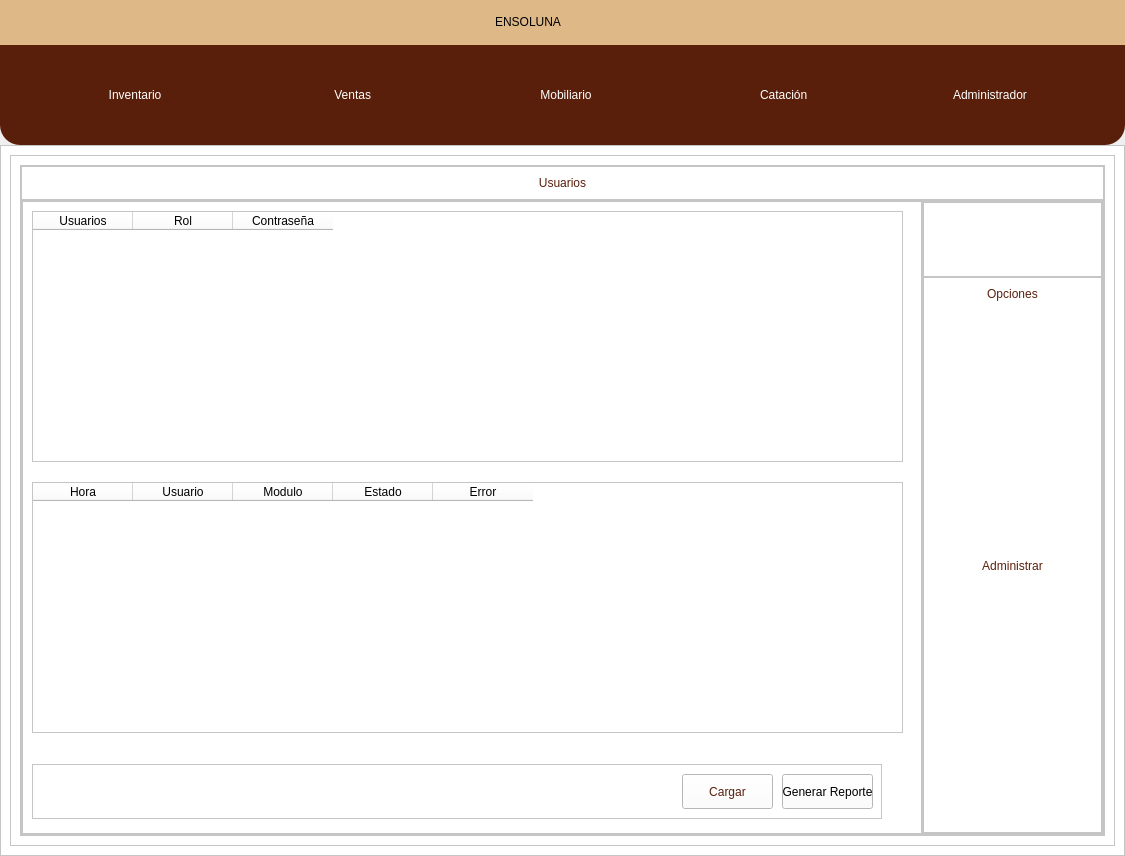
This is views/designs/DB1.ui in andree-ro/BaseDatosEnsoluna as Qt 5 draws it before an edit. The edited form follows.
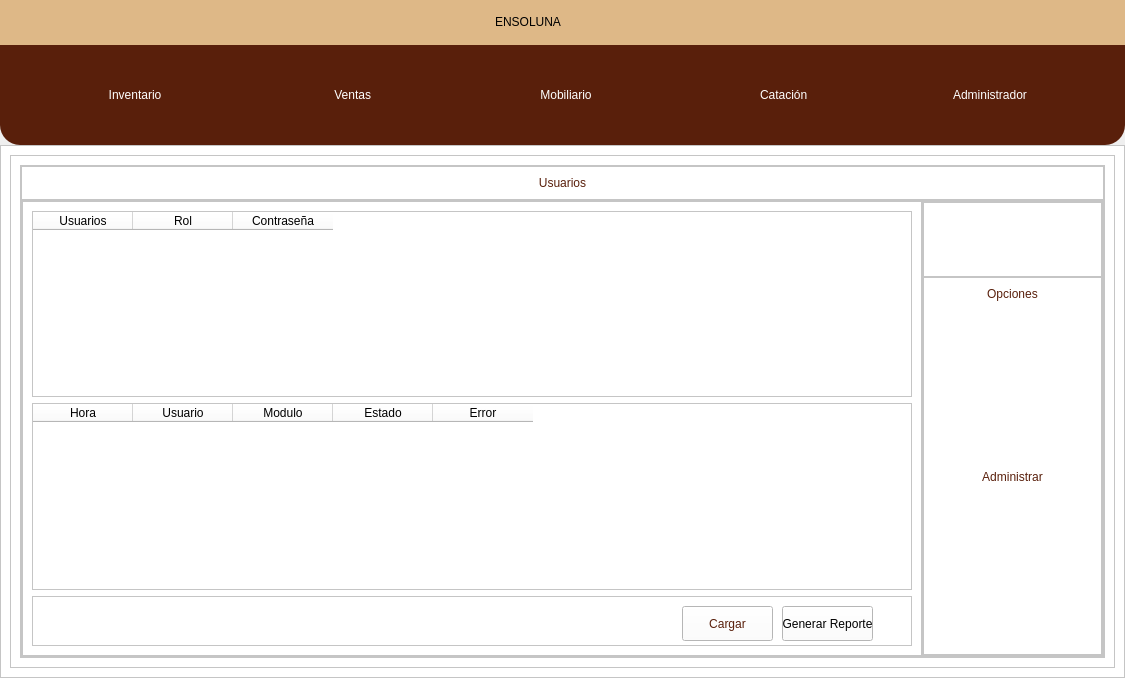
This is the edited form. The open tabs and pages were chosen to show the change. Icons and pictures are not drawn.

The edit to the form file:
```diff
--- a/views/designs/DB1.ui
+++ b/views/designs/DB1.ui
@@ -7,7 +7,7 @@
     <x>0</x>
     <y>0</y>
     <width>1125</width>
-    <height>856</height>
+    <height>678</height>
    </rect>
   </property>
   <property name="minimumSize">
@@ -846,18 +846,12 @@
                       <property name="frameShadow">
                        <enum>QFrame::Raised</enum>
                       </property>
+                      <layout class="QVBoxLayout" name="verticalLayout_31">
+                       <item>
                       <widget class="QTableWidget" name="tableWidget_usuarios">
                        <property name="enabled">
                         <bool>true</bool>
                        </property>
-                       <property name="geometry">
-                        <rect>
-                         <x>10</x>
-                         <y>10</y>
-                         <width>871</width>
-                         <height>251</height>
-                        </rect>
-                       </property>
                        <column>
                         <property name="text">
                          <string>Usuarios</string>
@@ -874,15 +868,38 @@
                         </property>
                        </column>
                       </widget>
+                       </item>
+                       <item>
+                        <widget class="QTableWidget" name="tablaTransacciones">
+                         <column>
+                          <property name="text">
+                           <string>Hora</string>
+                          </property>
+                         </column>
+                         <column>
+                          <property name="text">
+                           <string>Usuario</string>
+                          </property>
+                         </column>
+                         <column>
+                          <property name="text">
+                           <string>Modulo</string>
+                          </property>
+                         </column>
+                         <column>
+                          <property name="text">
+                           <string>Estado</string>
+                          </property>
+                         </column>
+                         <column>
+                          <property name="text">
+                           <string>Error</string>
+                          </property>
+                         </column>
+                        </widget>
+                       </item>
+                       <item>
                       <widget class="QFrame" name="frame_88">
-                       <property name="geometry">
-                        <rect>
-                         <x>10</x>
-                         <y>563</y>
-                         <width>850</width>
-                         <height>55</height>
-                        </rect>
-                       </property>
                        <property name="minimumSize">
                         <size>
                          <width>0</width>
@@ -952,41 +969,8 @@
                         </property>
                        </widget>
                       </widget>
-                      <widget class="QTableWidget" name="tablaTransacciones">
-                       <property name="geometry">
-                        <rect>
-                         <x>10</x>
-                         <y>281</y>
-                         <width>871</width>
-                         <height>251</height>
-                        </rect>
-                       </property>
-                       <column>
-                        <property name="text">
-                         <string>Hora</string>
-                        </property>
-                       </column>
-                       <column>
-                        <property name="text">
-                         <string>Usuario</string>
-                        </property>
-                       </column>
-                       <column>
-                        <property name="text">
-                         <string>Modulo</string>
-                        </property>
-                       </column>
-                       <column>
-                        <property name="text">
-                         <string>Estado</string>
-                        </property>
-                       </column>
-                       <column>
-                        <property name="text">
-                         <string>Error</string>
-                        </property>
-                       </column>
-                      </widget>
+                       </item>
+                      </layout>
                      </widget>
                     </item>
                     <item>
```
Lines whose indentation alone changed are shown as unchanged.
